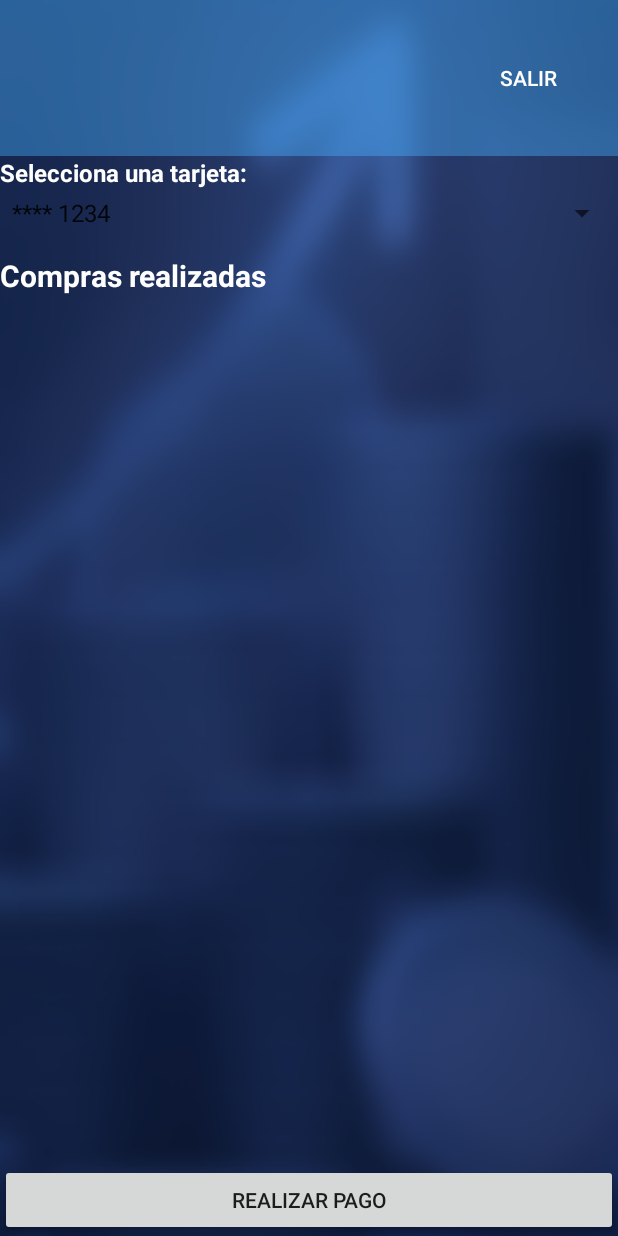
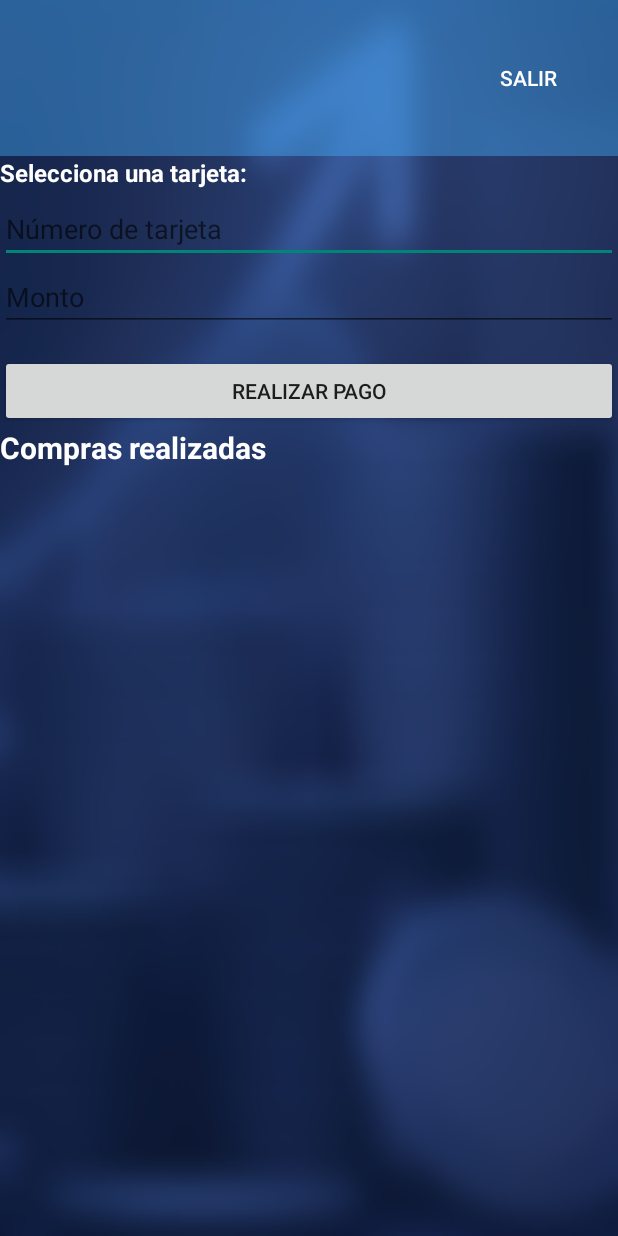
Before and after one commit to jungianca6/Proyectos_Bases, an Android app built with Jetpack Compose: the CuentasActivity screen opened directly, with no data from a screen before it, after a tap on "TARJETAS", on a phone screen of 412 x 824 dp. Run offline under Robolectric (Android 15) with nearby library versions, the phone set to English and light mode, and no system bars.

Commit message:
pago de tarjetas listo?
esta medio tieso

```diff
--- a/app/src/main/java/com/example/tecbank/AppData.kt
+++ /dev/null
@@ -1,5 +0,0 @@
-package com.example.tecbank
-
-object AppData {
-    var cuentaActual: Cuenta? = null
-}
--- a/app/src/main/java/com/example/tecbank/CuentasActivity.kt
+++ b/app/src/main/java/com/example/tecbank/CuentasActivity.kt
@@ -50,6 +50,10 @@ class CuentasActivity : ComponentActivity() {
         }
         tarjetasButton.setOnClickListener {
             val intent = Intent(this, TarjetasActivity::class.java)
+            intent.putExtra("nombre", nombre)
+            intent.putExtra("apellido1", apellido1)
+            intent.putExtra("apellido2", apellido2)
+            intent.putExtra("numeroCuenta", numeroCuenta)
             startActivity(intent)
 
         }
--- a/app/src/main/java/com/example/tecbank/TarjetasActivity.kt
+++ b/app/src/main/java/com/example/tecbank/TarjetasActivity.kt
@@ -4,6 +4,11 @@ import android.os.Bundle
 import android.view.View
 import android.widget.*
 import androidx.activity.ComponentActivity
+import org.json.JSONArray
+import java.io.IOException
+import okhttp3.*
+import okhttp3.MediaType.Companion.toMediaTypeOrNull
+import org.json.JSONObject
 
 class TarjetasActivity : ComponentActivity() {
 
@@ -11,35 +16,80 @@ class TarjetasActivity : ComponentActivity() {
         super.onCreate(savedInstanceState)
         setContentView(R.layout.activity_tarjetas)
 
-        val spinnerTarjetas = findViewById<Spinner>(R.id.spinnerTarjetas)
+
         val btnRealizarPago = findViewById<Button>(R.id.btnRealizarPago)
-        val formularioPago = findViewById<LinearLayout>(R.id.formularioPago)
-        val btnConfirmarPago = findViewById<Button>(R.id.btnConfirmarPago)
         val editMonto = findViewById<EditText>(R.id.editMonto)
+        val editNumeroTarjeta = findViewById<EditText>(R.id.editNumeroTarjeta)
 
-        // Tarjetas de ejemplo
-        val tarjetas = listOf("**** 1234", "**** 5678", "**** 9876")
+        val nombre = intent.getStringExtra("nombre") ?: ""
+        val apellido1 = intent.getStringExtra("apellido1") ?: ""
+        val apellido2 = intent.getStringExtra("apellido2") ?: ""
+        val cuentaTarjeta = intent.getStringExtra("numeroCuenta") ?: ""
 
-        val adapter = ArrayAdapter(this, android.R.layout.simple_spinner_item, tarjetas)
-        adapter.setDropDownViewResource(android.R.layout.simple_spinner_dropdown_item)
-        spinnerTarjetas.adapter = adapter
+
 
         btnRealizarPago.setOnClickListener {
-            // Mostrar u ocultar el formulario
-            formularioPago.visibility = if (formularioPago.visibility == View.GONE) View.VISIBLE else View.GONE
+            val numeroTarjeta = editNumeroTarjeta.text.toString().trim()
+            val montoStr = editMonto.text.toString().trim()
+
+            if (numeroTarjeta.isEmpty() || montoStr.isEmpty()) {
+                Toast.makeText(this, "Debe ingresar número de tarjeta y monto", Toast.LENGTH_SHORT).show()
+                return@setOnClickListener
+            }
+
+            val monto = montoStr.toDoubleOrNull()
+            if (monto == null || monto <= 0) {
+                Toast.makeText(this, "Monto inválido", Toast.LENGTH_SHORT).show()
+                return@setOnClickListener
+            }
+
+            realizarPagoTarjeta(nombre, apellido1, apellido2, cuentaTarjeta, numeroTarjeta, monto)
+        }
+    }
+    private fun realizarPagoTarjeta(
+        nombre: String,
+        apellido1: String,
+        apellido2: String,
+        numeroCuenta: String,
+        numeroTarjeta: String,
+        monto: Double
+    ) {
+        val json = JSONObject().apply {
+            put("nombre", nombre)
+            put("apellido1", apellido1)
+            put("apellido2", apellido2)
+            put("numeroDeCuenta", numeroCuenta)
+            put("numero_de_Tarjeta", numeroTarjeta)
+            put("monto", monto)
+            put("moneda", "Colones")
         }
 
-        btnConfirmarPago.setOnClickListener {
-            val tarjetaSeleccionada = spinnerTarjetas.selectedItem.toString()
-            val monto = editMonto.text.toString()
+        val requestBody = RequestBody.create(
+            "application/json; charset=utf-8".toMediaTypeOrNull(),
+            json.toString()
+        )
 
-            if (monto.isNotEmpty()) {
-                Toast.makeText(this, "Pago de $monto a $tarjetaSeleccionada", Toast.LENGTH_SHORT).show()
-                formularioPago.visibility = View.GONE
-                editMonto.text.clear()
-            } else {
-                Toast.makeText(this, "Ingrese un monto válido", Toast.LENGTH_SHORT).show()
+        val request = Request.Builder()
+            .url("https://b4b6-201-204-89-80.ngrok-free.app/Movimiento/PagoTarjeta") // Actualiza si cambia
+            .post(requestBody)
+            .build()
+
+        OkHttpClient().newCall(request).enqueue(object : Callback {
+            override fun onFailure(call: Call, e: IOException) {
+                runOnUiThread {
+                    Toast.makeText(this@TarjetasActivity, "Error en conexión", Toast.LENGTH_SHORT).show()
+                }
             }
-        }
+
+            override fun onResponse(call: Call, response: Response) {
+                val responseBody = response.body?.string()
+                val jsonResponse = JSONObject(responseBody ?: "{}")
+                val mensaje = jsonResponse.optString("message", "Respuesta desconocida")
+
+                runOnUiThread {
+                    Toast.makeText(this@TarjetasActivity, mensaje, Toast.LENGTH_LONG).show()
+                }
+            }
+        })
     }
 }
--- a/app/src/main/res/layout/activity_tarjetas.xml
+++ b/app/src/main/res/layout/activity_tarjetas.xml
@@ -40,50 +40,50 @@
         android:textSize="16sp"
         android:layout_marginBottom="4dp"/>
 
-    <Spinner
-        android:id="@+id/spinnerTarjetas"
+    <!-- Título -->
+
+    <EditText
+        android:id="@+id/editNumeroTarjeta"
         android:layout_width="match_parent"
         android:layout_height="wrap_content"
-        android:textColor="#FFFFFF"
-        android:layout_marginBottom="16dp" />
+        android:hint="Número de tarjeta"
+        android:inputType="number" />
 
-    <!-- Título -->
-    <TextView
+    <!-- Monto -->
+    <EditText
+        android:id="@+id/editMonto"
         android:layout_width="match_parent"
         android:layout_height="wrap_content"
-        android:paddingBottom="8dp"
-        android:text="Compras realizadas"
-        android:textColor="#FFFFFF"
-        android:textSize="20sp"
-        android:textStyle="bold" />
+        android:hint="Monto"
+        android:inputType="numberDecimal" />
 
-    <!-- ScrollView para lista de compras -->
+    <Button
+        android:id="@+id/btnRealizarPago"
+        android:layout_width="match_parent"
+        android:layout_height="wrap_content"
+        android:layout_marginTop="16dp"
+        android:text="Realizar Pago" />
+
     <ScrollView
         android:layout_width="match_parent"
-        android:layout_height="0dp"
-        android:layout_weight="1"
-        android:background="#00FFFFFF"
-        android:padding="8dp">
+        android:layout_height="236dp">
 
         <LinearLayout
-            android:id="@+id/lista_compras"
             android:layout_width="match_parent"
             android:layout_height="wrap_content"
             android:orientation="vertical">
 
-            <!-- Aquí irán dinámicamente las compras -->
+            <TextView
+                android:layout_width="match_parent"
+                android:layout_height="wrap_content"
+                android:paddingBottom="8dp"
+                android:text="Compras realizadas"
+                android:textColor="#FFFFFF"
+                android:textSize="20sp"
+                android:textStyle="bold" />
         </LinearLayout>
     </ScrollView>
 
-    <!-- Botón para mostrar formulario de pago -->
-    <Button
-        android:id="@+id/btnRealizarPago"
-        android:layout_width="match_parent"
-        android:layout_height="wrap_content"
-        android:text="Realizar Pago"
-        android:layout_marginTop="16dp"/>
-
-    <!-- Formulario de pago (monto y confirmar) -->
     <LinearLayout
         android:id="@+id/formularioPago"
         android:layout_width="match_parent"
@@ -91,6 +91,13 @@
         android:orientation="vertical"
         android:paddingTop="8dp"
         android:visibility="gone">
+
+        <EditText
+            android:id="@+id/editNumeroTarjeta"
+            android:layout_width="match_parent"
+            android:layout_height="wrap_content"
+            android:hint="Número de tarjeta"
+            android:inputType="number" />
 
         <!-- Monto -->
         <EditText
```
